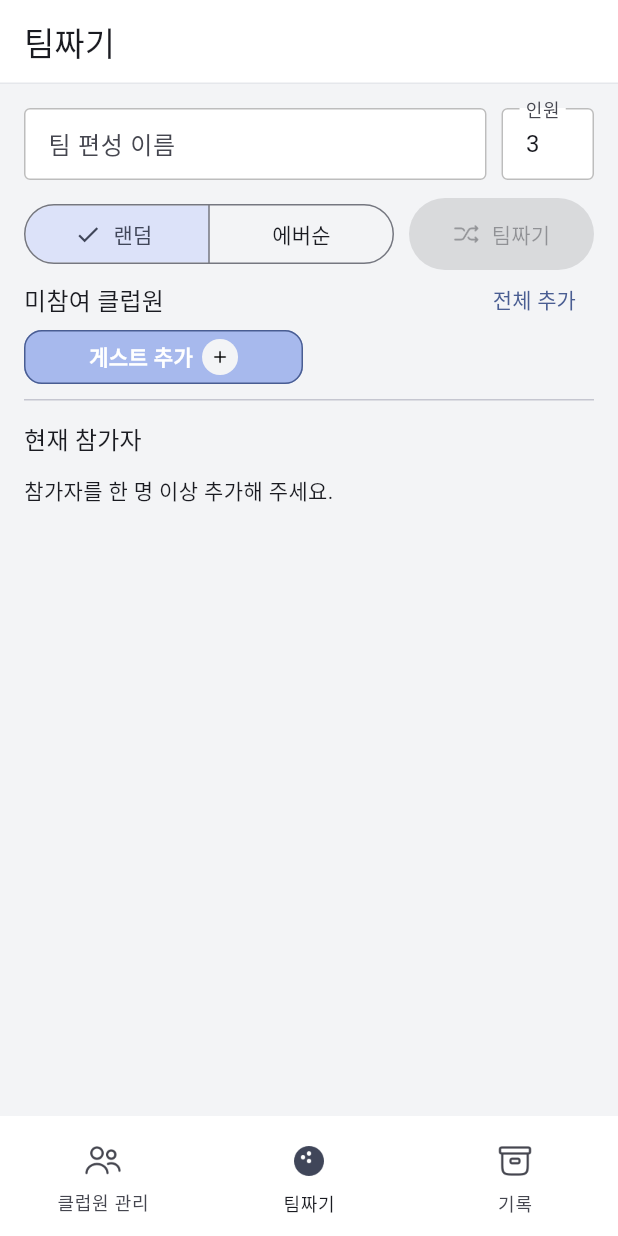
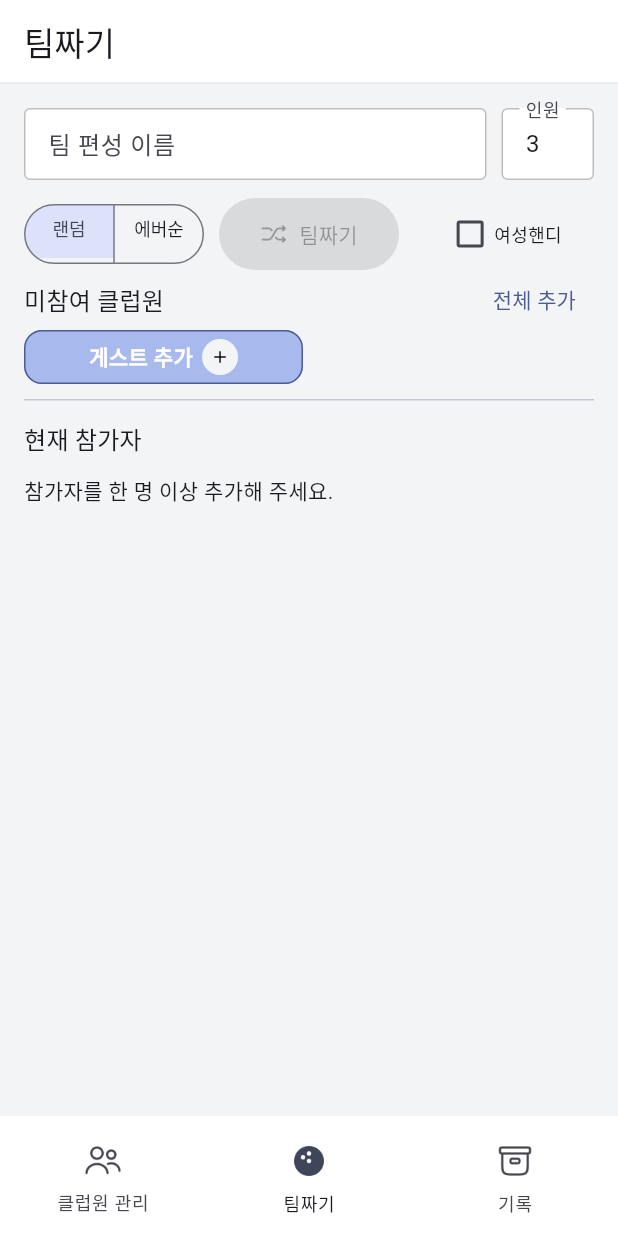
Before and after one commit to dyuhob/blackholeTeammaker, a Flutter app: the screen it shows after launch, item 2 of the bottom bar chosen, on a phone screen of 412 x 824 dp. Run offline on Flutter 3.47's test engine with Material 3 defaults, Android fonts, the phone set to English and light mode, and no system bars; our stand-ins replace screenshot, share_plus, supabase_flutter, web; missing offline and left inert: dart:js_interop, gal; accounts and stored records are empty.

Commit message:
feat: add female handicap controls and display

```diff
--- a/lib/features/team_builder/team_builder_screen.dart
+++ b/lib/features/team_builder/team_builder_screen.dart
@@ -66,7 +66,11 @@ class _TeamBuilderScreenState extends State<TeamBuilderScreen> {
       builder: (context) => const _TemporaryMemberDialog(),
     );
     if (!mounted || input == null) return;
-    widget.controller.addManualTemporary(input.name, input.score);
+    widget.controller.addManualTemporary(
+      input.name,
+      input.score,
+      gender: input.gender,
+    );
   }
 
   void _buildTeams() {
@@ -183,9 +187,18 @@ class _TeamBuilderScreenState extends State<TeamBuilderScreen> {
               crossAxisAlignment: CrossAxisAlignment.stretch,
               children: [
                 Expanded(
-                  flex: 2,
                   child: SegmentedButton<TeamAllocationMode>(
                     key: const Key('allocation-mode-toggle'),
+                    showSelectedIcon: false,
+                    style: const ButtonStyle(
+                      visualDensity: VisualDensity.compact,
+                      padding: WidgetStatePropertyAll(
+                        EdgeInsets.symmetric(horizontal: 4),
+                      ),
+                      textStyle: WidgetStatePropertyAll(
+                        TextStyle(fontSize: 12),
+                      ),
+                    ),
                     segments: const [
                       ButtonSegment(
                         value: TeamAllocationMode.random,
@@ -213,6 +226,36 @@ class _TeamBuilderScreenState extends State<TeamBuilderScreen> {
                       AssetImage(NavigationIconAssets.buildTeams),
                     ),
                     label: const Text('팀짜기'),
+                  ),
+                ),
+                const SizedBox(width: 10),
+                Expanded(
+                  child: InkWell(
+                    key: const Key('female-handicap-control'),
+                    borderRadius: BorderRadius.circular(12),
+                    onTap: () => widget.controller.femaleHandicapEnabled =
+                        !widget.controller.femaleHandicapEnabled,
+                    child: Row(
+                      mainAxisAlignment: MainAxisAlignment.center,
+                      children: [
+                        Checkbox(
+                          value: widget.controller.femaleHandicapEnabled,
+                          onChanged: (value) =>
+                              widget.controller.femaleHandicapEnabled =
+                                  value ?? false,
+                          visualDensity: VisualDensity.compact,
+                          materialTapTargetSize:
+                              MaterialTapTargetSize.shrinkWrap,
+                        ),
+                        const Flexible(
+                          child: Text(
+                            '여성핸디',
+                            maxLines: 1,
+                            style: TextStyle(fontSize: 12),
+                          ),
+                        ),
+                      ],
+                    ),
                   ),
                 ),
               ],
@@ -492,10 +535,15 @@ class _ParticipantCard extends StatelessWidget {
 }
 
 class _TemporaryMemberInput {
-  const _TemporaryMemberInput({required this.name, required this.score});
+  const _TemporaryMemberInput({
+    required this.name,
+    required this.score,
+    required this.gender,
+  });
 
   final String name;
   final int score;
+  final MemberGender gender;
 }
 
 class _TemporaryMemberDialog extends StatefulWidget {
@@ -510,6 +558,7 @@ class _TemporaryMemberDialogState extends State<_TemporaryMemberDialog> {
   final _scoreController = TextEditingController();
   String? _nameError;
   String? _scoreError;
+  MemberGender _gender = MemberGender.male;
 
   @override
   void dispose() {
@@ -530,7 +579,10 @@ class _TemporaryMemberDialogState extends State<_TemporaryMemberDialog> {
       });
       return;
     }
-    Navigator.pop(context, _TemporaryMemberInput(name: name, score: score));
+    Navigator.pop(
+      context,
+      _TemporaryMemberInput(name: name, score: score, gender: _gender),
+    );
   }
 
   @override
@@ -560,6 +612,19 @@ class _TemporaryMemberDialogState extends State<_TemporaryMemberDialog> {
               ),
             ),
           ],
+          const SizedBox(height: 12),
+          SizedBox(
+            height: _controlHeight,
+            child: DropdownButtonFormField<MemberGender>(
+              key: const Key('temporary-gender-input'),
+              initialValue: _gender,
+              decoration: _inputDecoration('성별'),
+              items: _genderItems(),
+              onChanged: (value) {
+                if (value != null) setState(() => _gender = value);
+              },
+            ),
+          ),
           const SizedBox(height: 12),
           SizedBox(
             height: _controlHeight,
@@ -597,3 +662,8 @@ class _TemporaryMemberDialogState extends State<_TemporaryMemberDialog> {
     ],
   );
 }
+
+List<DropdownMenuItem<MemberGender>> _genderItems() => [
+  for (final gender in MemberGender.values)
+    DropdownMenuItem(value: gender, child: Text(gender.label)),
+];
```
Also changed, not shown: lib/features/history/team_result_content.dart (+15 -1 lines), 1 other file.
